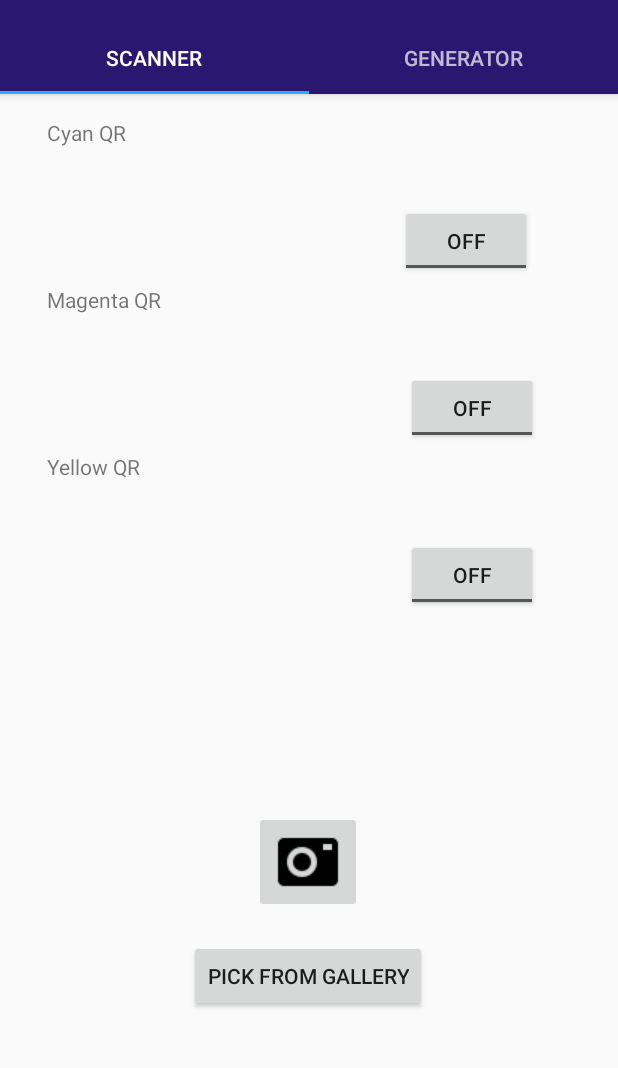
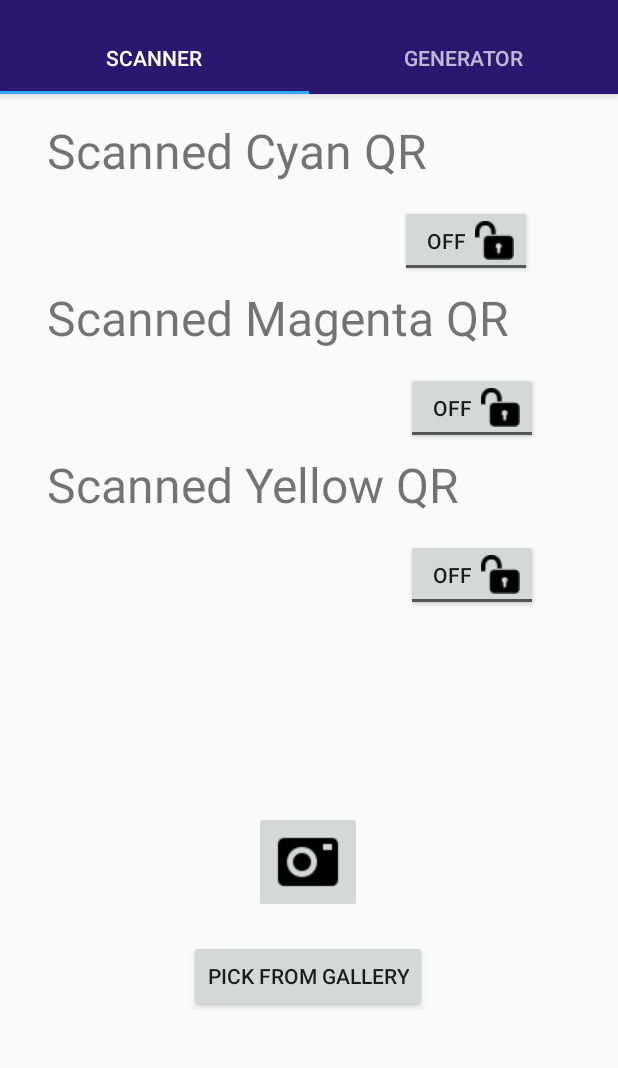
Before and after one commit to Candloid/QubeR, an Android app: the screen it shows after launch (MainActivity), on a phone screen of 412 x 824 dp, the part 74-1142 px from its top. Run offline under Robolectric (Android 15) with nearby library versions, the phone set to English and light mode, and no system bars; libraries missing offline, so code that uses them is left out: com.google.firebase.ml.

Commit message:
Fixed share button default value issue. Added icons for toggleButtons. Arranged the widgets.
Signed-off-by: Ayberk Aksoy <ayberkaksoy@hotmail.com>

```diff
--- a/app/src/main/java/com/quber/utility/PopUp.java
+++ b/app/src/main/java/com/quber/utility/PopUp.java
@@ -51,8 +51,7 @@ public class PopUp extends Activity {
 
     private void shareOnClick(File file){
         Uri uri = Uri.fromFile(file);
-        Intent intent = new Intent();
-        intent.setAction(Intent.ACTION_SEND);
+        Intent intent = new Intent(Intent.ACTION_SEND);
         intent.putExtra(Intent.EXTRA_STREAM, uri);
         intent.setType("image/*");
         if (uri != null) {
@@ -61,7 +60,7 @@ public class PopUp extends Activity {
                     Intent.FLAG_GRANT_READ_URI_PERMISSION);
         }
         if (intent.resolveActivity(getPackageManager()) != null)
-            startActivity(intent);
+            startActivity(Intent.createChooser(intent, "Share"));
         else
             Toast.makeText(this, "No app found!", Toast.LENGTH_LONG);
     }
--- a/app/src/main/res/layout/fragment_generator_cam.xml
+++ b/app/src/main/res/layout/fragment_generator_cam.xml
@@ -26,7 +26,7 @@
         android:id="@+id/obfuscateC"
         android:layout_width="wrap_content"
         android:layout_height="wrap_content"
-        android:text="Button"
+        android:drawableEnd="@drawable/lock"
         app:layout_constraintBaseline_toBaselineOf="@+id/passwordC"
         app:layout_constraintEnd_toEndOf="parent"
         app:layout_constraintHorizontal_bias="0.5"
@@ -51,7 +51,7 @@
         android:id="@+id/obfuscateM"
         android:layout_width="wrap_content"
         android:layout_height="wrap_content"
-        android:text="Button"
+        android:drawableEnd="@drawable/lock"
         app:layout_constraintBaseline_toBaselineOf="@+id/passwordM"
         app:layout_constraintEnd_toEndOf="parent"
         app:layout_constraintHorizontal_bias="0.5"
@@ -76,7 +76,7 @@
         android:id="@+id/obfuscateY"
         android:layout_width="wrap_content"
         android:layout_height="wrap_content"
-        android:text="Button"
+        android:drawableEnd="@drawable/lock"
         app:layout_constraintBaseline_toBaselineOf="@+id/passwordY"
         app:layout_constraintEnd_toEndOf="parent"
         app:layout_constraintHorizontal_bias="0.5"
--- a/app/src/main/res/layout/fragment_scanner.xml
+++ b/app/src/main/res/layout/fragment_scanner.xml
@@ -28,7 +28,7 @@
         android:layout_height="wrap_content"
         android:layout_marginStart="8dp"
         android:layout_marginEnd="8dp"
-        android:text="Button"
+        android:drawableEnd="@drawable/unlock"
         app:layout_constraintBaseline_toBaselineOf="@+id/passwordY"
         app:layout_constraintEnd_toEndOf="parent"
         app:layout_constraintStart_toEndOf="@+id/passwordY" />
@@ -38,7 +38,8 @@
         android:layout_width="350dp"
         android:layout_height="50dp"
         android:layout_marginTop="8dp"
-        android:text="Yellow QR"
+        android:textSize="32sp"
+        android:text="Scanned Yellow QR"
         app:layout_constraintEnd_toEndOf="parent"
         app:layout_constraintStart_toStartOf="parent"
         app:layout_constraintTop_toBottomOf="@+id/passwordM" />
@@ -63,7 +64,7 @@
         android:layout_height="wrap_content"
         android:layout_marginStart="8dp"
         android:layout_marginEnd="8dp"
-        android:text="Button"
+        android:drawableEnd="@drawable/unlock"
         app:layout_constraintBaseline_toBaselineOf="@+id/passwordM"
         app:layout_constraintEnd_toEndOf="parent"
         app:layout_constraintStart_toEndOf="@+id/passwordM" />
@@ -75,7 +76,8 @@
         android:layout_marginStart="8dp"
         android:layout_marginTop="8dp"
         android:layout_marginEnd="8dp"
-        android:text="Magenta QR"
+        android:textSize="32sp"
+        android:text="Scanned Magenta QR"
         app:layout_constraintEnd_toEndOf="parent"
         app:layout_constraintStart_toStartOf="parent"
         app:layout_constraintTop_toBottomOf="@+id/passwordC" />
@@ -87,7 +89,8 @@
         android:layout_marginStart="8dp"
         android:layout_marginTop="16dp"
         android:layout_marginEnd="8dp"
-        android:text="Cyan QR"
+        android:textSize="32sp"
+        android:text="Scanned Cyan QR"
         app:layout_constraintEnd_toEndOf="parent"
         app:layout_constraintStart_toStartOf="parent"
         app:layout_constraintTop_toTopOf="parent" />
@@ -141,7 +144,7 @@
         android:layout_height="wrap_content"
         android:layout_marginStart="8dp"
         android:layout_marginEnd="16dp"
-        android:text="Button"
+        android:drawableEnd="@drawable/unlock"
         app:layout_constraintBaseline_toBaselineOf="@+id/passwordC"
         app:layout_constraintEnd_toEndOf="parent"
         app:layout_constraintStart_toEndOf="@+id/passwordC" />
```
Also changed, not shown: app/src/main/res/drawable/lock.png (added), app/src/main/res/drawable/unlock.png (added).
